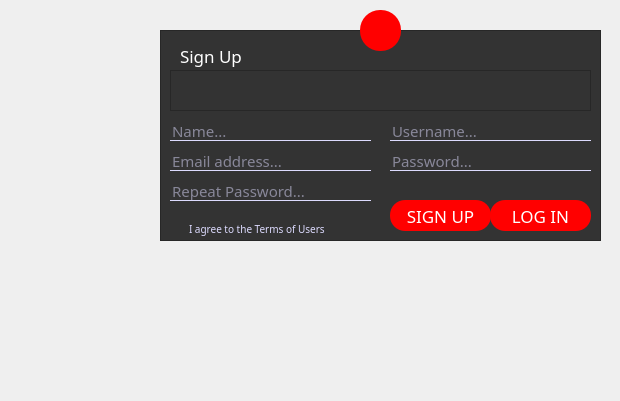
parastoo-gholami/library, file registration.ui: the form before one commit.
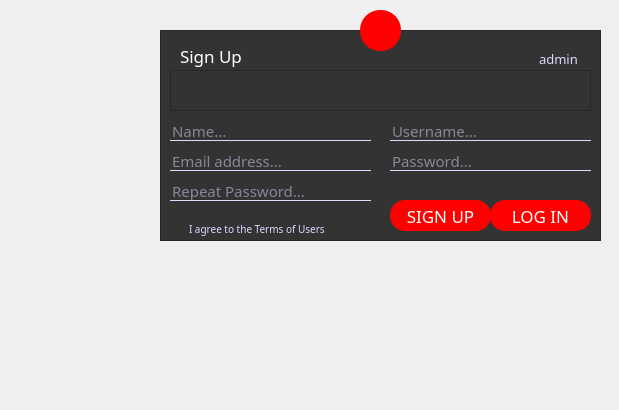
The form after the commit. Icons and pictures are not drawn.

Commit message: admin profile (some small changes about admin)

```diff
--- a/registration.ui
+++ b/registration.ui
@@ -6,10 +6,22 @@
    <rect>
     <x>0</x>
     <y>0</y>
-    <width>620</width>
-    <height>401</height>
+    <width>619</width>
+    <height>410</height>
    </rect>
   </property>
+  <property name="minimumSize">
+   <size>
+    <width>619</width>
+    <height>410</height>
+   </size>
+  </property>
+  <property name="maximumSize">
+   <size>
+    <width>619</width>
+    <height>410</height>
+   </size>
+  </property>
   <property name="windowTitle">
    <string>Dialog</string>
   </property>
@@ -78,6 +90,10 @@
 {
 font-size: 13px;
 color:#dddbff;
+}
+#admin
+{
+font-size:13px;
 }</string>
   </property>
   <widget class="QFrame" name="frame">
@@ -270,6 +286,19 @@
      <string>LOG IN</string>
     </property>
    </widget>
+   <widget class="QCheckBox" name="admin">
+    <property name="geometry">
+     <rect>
+      <x>360</x>
+      <y>20</y>
+      <width>70</width>
+      <height>17</height>
+     </rect>
+    </property>
+    <property name="text">
+     <string>admin</string>
+    </property>
+   </widget>
   </widget>
   <widget class="QToolButton" name="toolButton">
    <property name="geometry">
```
The commit also changes 14 other files.
